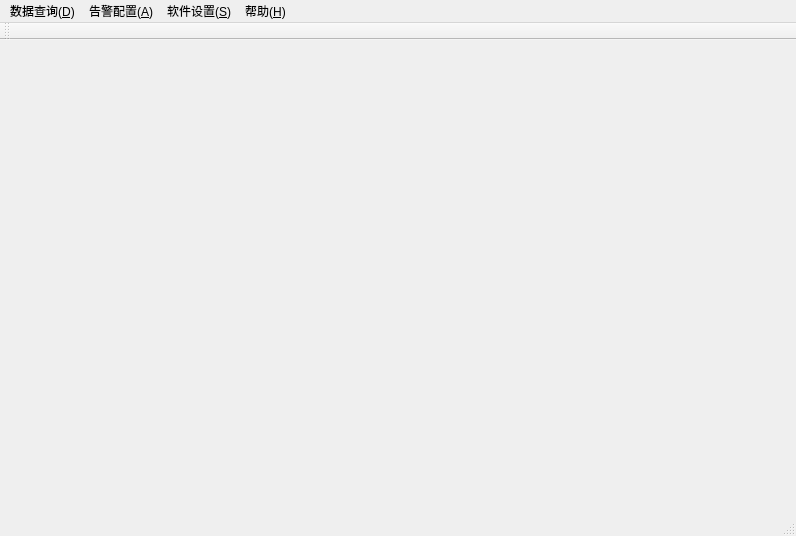
Qt form mainwindow.ui (duguosheng/DataWatcher) before a commit.
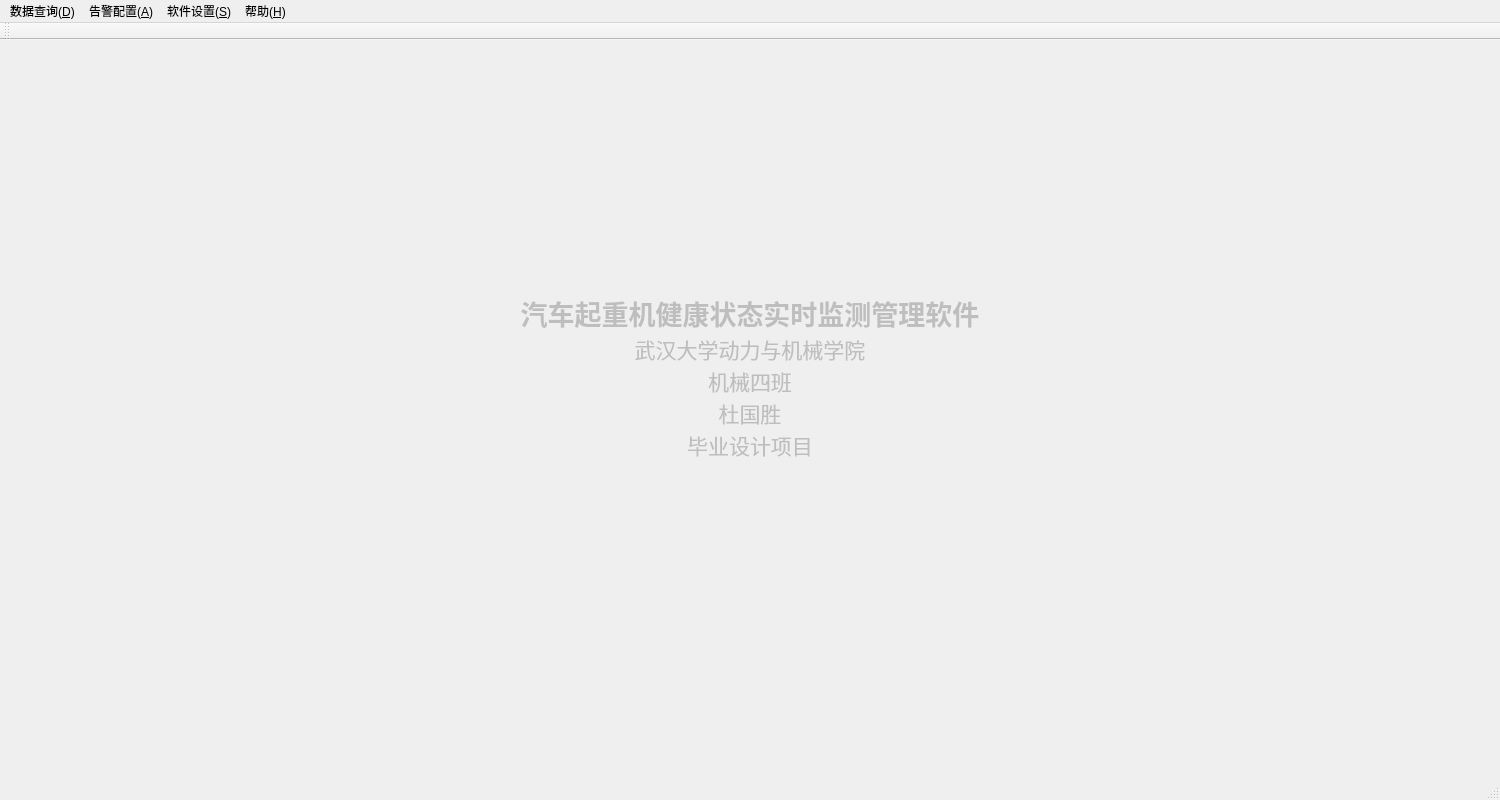
The same form after that commit. Icons and pictures are not drawn.

Commit message: 完成了实时显示模块

The edit to the form file:
```diff
--- a/mainwindow.ui
+++ b/mainwindow.ui
@@ -6,10 +6,16 @@
    <rect>
     <x>0</x>
     <y>0</y>
-    <width>796</width>
-    <height>536</height>
+    <width>1500</width>
+    <height>800</height>
    </rect>
   </property>
+  <property name="minimumSize">
+   <size>
+    <width>1000</width>
+    <height>800</height>
+   </size>
+  </property>
   <property name="windowTitle">
    <string>Crane--汽车起重机健康状态监测</string>
   </property>
@@ -19,13 +25,70 @@
 	/*background-image: url(:/image/images/sycrane.jpg);*/
 }</string>
   </property>
-  <widget class="QWidget" name="centralwidget"/>
+  <widget class="QWidget" name="centralwidget">
+   <layout class="QGridLayout" name="gridLayout">
+    <item row="0" column="0">
+     <layout class="QVBoxLayout" name="verticalLayout" stretch="1,1,1">
+      <item>
+       <spacer name="verticalSpacer">
+        <property name="orientation">
+         <enum>Qt::Vertical</enum>
+        </property>
+        <property name="sizeHint" stdset="0">
+         <size>
+          <width>20</width>
+          <height>40</height>
+         </size>
+        </property>
+       </spacer>
+      </item>
+      <item>
+       <widget class="QTextEdit" name="textEdit">
+        <property name="enabled">
+         <bool>false</bool>
+        </property>
+        <property name="frameShape">
+         <enum>QFrame::NoFrame</enum>
+        </property>
+        <property name="frameShadow">
+         <enum>QFrame::Sunken</enum>
+        </property>
+        <property name="html">
+         <string>&lt;!DOCTYPE HTML PUBLIC &quot;-//W3C//DTD HTML 4.0//EN&quot; &quot;http://www.w3.org/TR/REC-html40/strict.dtd&quot;&gt;
+&lt;html&gt;&lt;head&gt;&lt;meta name=&quot;qrichtext&quot; content=&quot;1&quot; /&gt;&lt;style type=&quot;text/css&quot;&gt;
+p, li { white-space: pre-wrap; }
+&lt;/style&gt;&lt;/head&gt;&lt;body style=&quot; font-family:'SimSun'; font-size:9pt; font-weight:400; font-style:normal;&quot;&gt;
+&lt;p align=&quot;center&quot; style=&quot; margin-top:0px; margin-bottom:0px; margin-left:0px; margin-right:0px; -qt-block-indent:0; text-indent:0px;&quot;&gt;&lt;span style=&quot; font-size:20pt; font-weight:600;&quot;&gt;汽车起重机健康状态实时监测管理软件&lt;/span&gt;&lt;/p&gt;
+&lt;p align=&quot;center&quot; style=&quot; margin-top:0px; margin-bottom:0px; margin-left:0px; margin-right:0px; -qt-block-indent:0; text-indent:0px;&quot;&gt;&lt;span style=&quot; font-size:16pt;&quot;&gt;武汉大学动力与机械学院&lt;/span&gt;&lt;/p&gt;
+&lt;p align=&quot;center&quot; style=&quot; margin-top:0px; margin-bottom:0px; margin-left:0px; margin-right:0px; -qt-block-indent:0; text-indent:0px;&quot;&gt;&lt;span style=&quot; font-size:16pt;&quot;&gt;机械四班&lt;/span&gt;&lt;/p&gt;
+&lt;p align=&quot;center&quot; style=&quot; margin-top:0px; margin-bottom:0px; margin-left:0px; margin-right:0px; -qt-block-indent:0; text-indent:0px;&quot;&gt;&lt;span style=&quot; font-size:16pt;&quot;&gt;杜国胜&lt;/span&gt;&lt;/p&gt;
+&lt;p align=&quot;center&quot; style=&quot; margin-top:0px; margin-bottom:0px; margin-left:0px; margin-right:0px; -qt-block-indent:0; text-indent:0px;&quot;&gt;&lt;span style=&quot; font-size:16pt;&quot;&gt;毕业设计项目&lt;/span&gt;&lt;/p&gt;&lt;/body&gt;&lt;/html&gt;</string>
+        </property>
+       </widget>
+      </item>
+      <item>
+       <spacer name="verticalSpacer_2">
+        <property name="orientation">
+         <enum>Qt::Vertical</enum>
+        </property>
+        <property name="sizeHint" stdset="0">
+         <size>
+          <width>20</width>
+          <height>40</height>
+         </size>
+        </property>
+       </spacer>
+      </item>
+     </layout>
+    </item>
+   </layout>
+  </widget>
   <widget class="QMenuBar" name="menubar">
    <property name="geometry">
     <rect>
      <x>0</x>
      <y>0</y>
-     <width>796</width>
+     <width>1500</width>
      <height>26</height>
     </rect>
    </property>
```
The commit also changes 15 other files.
